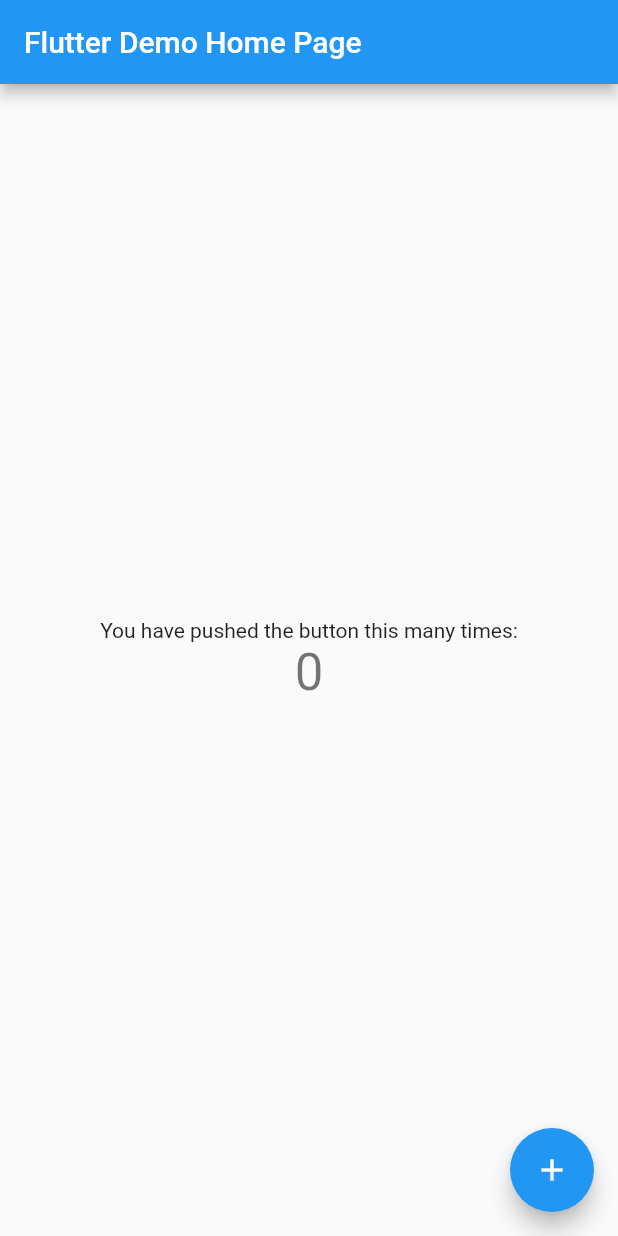
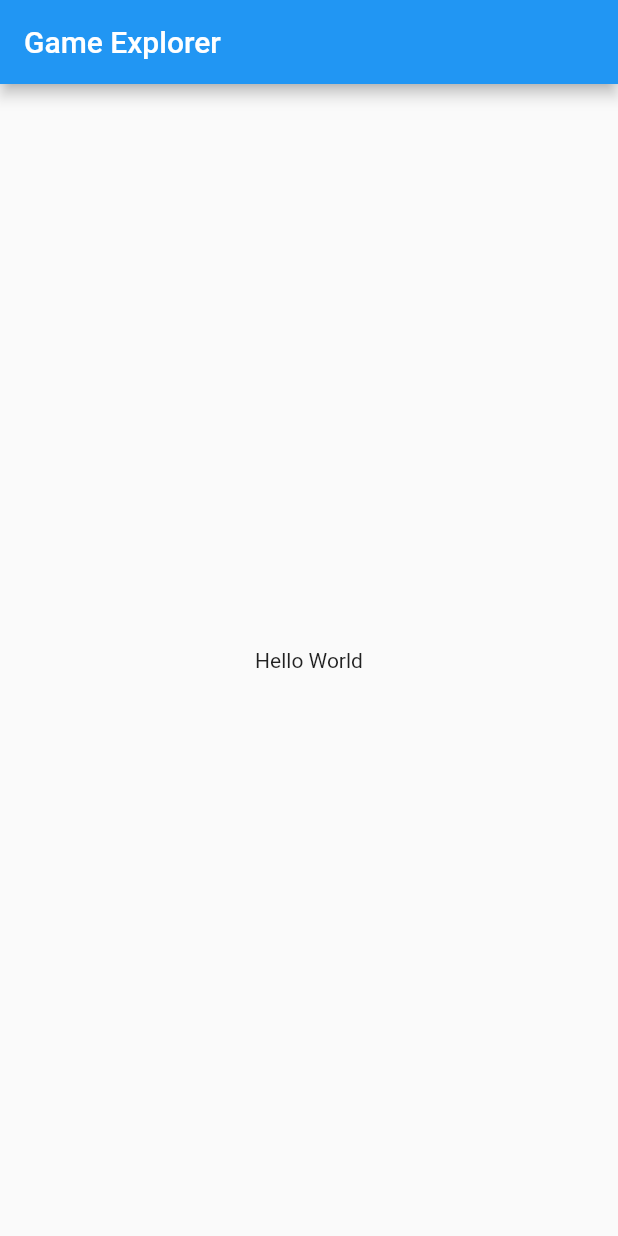
Before and after one commit to game-explorer-2020/game-explorer-flutter, a Flutter app: the screen it shows after launch, on a phone screen of 412 x 824 dp. Run offline on Flutter 3.47's test engine with Material 2 defaults, Android fonts, the phone set to English and light mode, and no system bars.

Commit message:
chore: project structure

```diff
--- a/lib/main.dart
+++ b/lib/main.dart
@@ -1,117 +1,18 @@
 import 'package:flutter/material.dart';
 
-void main() {
-  runApp(MyApp());
-}
+void main() => runApp(GameExplorer());
 
-class MyApp extends StatelessWidget {
-  // This widget is the root of your application.
+class GameExplorer extends StatelessWidget {
   @override
   Widget build(BuildContext context) {
     return MaterialApp(
-      title: 'Flutter Demo',
-      theme: ThemeData(
-        // This is the theme of your application.
-        //
-        // Try running your application with "flutter run". You'll see the
-        // application has a blue toolbar. Then, without quitting the app, try
-        // changing the primarySwatch below to Colors.green and then invoke
-        // "hot reload" (press "r" in the console where you ran "flutter run",
-        // or simply save your changes to "hot reload" in a Flutter IDE).
-        // Notice that the counter didn't reset back to zero; the application
-        // is not restarted.
-        primarySwatch: Colors.blue,
-        // This makes the visual density adapt to the platform that you run
-        // the app on. For desktop platforms, the controls will be smaller and
-        // closer together (more dense) than on mobile platforms.
-        visualDensity: VisualDensity.adaptivePlatformDensity,
-      ),
-      home: MyHomePage(title: 'Flutter Demo Home Page'),
-    );
+        title: 'Game Explorer',
+        home: Scaffold(
+            appBar: AppBar(
+              title: Text('Game Explorer'),
+            ),
+            body: Center(
+              child: Text('Hello World'),
+            )));
   }
 }
-
-class MyHomePage extends StatefulWidget {
-  MyHomePage({Key key, this.title}) : super(key: key);
-
-  // This widget is the home page of your application. It is stateful, meaning
-  // that it has a State object (defined below) that contains fields that affect
-  // how it looks.
-
-  // This class is the configuration for the state. It holds the values (in this
-  // case the title) provided by the parent (in this case the App widget) and
-  // used by the build method of the State. Fields in a Widget subclass are
-  // always marked "final".
-
-  final String title;
-
-  @override
-  _MyHomePageState createState() => _MyHomePageState();
-}
-
-class _MyHomePageState extends State<MyHomePage> {
-  int _counter = 0;
-
-  void _incrementCounter() {
-    setState(() {
-      // This call to setState tells the Flutter framework that something has
-      // changed in this State, which causes it to rerun the build method below
-      // so that the display can reflect the updated values. If we changed
-      // _counter without calling setState(), then the build method would not be
-      // called again, and so nothing would appear to happen.
-      _counter++;
-    });
-  }
-
-  @override
-  Widget build(BuildContext context) {
-    // This method is rerun every time setState is called, for instance as done
-    // by the _incrementCounter method above.
-    //
-    // The Flutter framework has been optimized to make rerunning build methods
-    // fast, so that you can just rebuild anything that needs updating rather
-    // than having to individually change instances of widgets.
-    return Scaffold(
-      appBar: AppBar(
-        // Here we take the value from the MyHomePage object that was created by
-        // the App.build method, and use it to set our appbar title.
-        title: Text(widget.title),
-      ),
-      body: Center(
-        // Center is a layout widget. It takes a single child and positions it
-        // in the middle of the parent.
-        child: Column(
-          // Column is also a layout widget. It takes a list of children and
-          // arranges them vertically. By default, it sizes itself to fit its
-          // children horizontally, and tries to be as tall as its parent.
-          //
-          // Invoke "debug painting" (press "p" in the console, choose the
-          // "Toggle Debug Paint" action from the Flutter Inspector in Android
-          // Studio, or the "Toggle Debug Paint" command in Visual Studio Code)
-          // to see the wireframe for each widget.
-          //
-          // Column has various properties to control how it sizes itself and
-          // how it positions its children. Here we use mainAxisAlignment to
-          // center the children vertically; the main axis here is the vertical
-          // axis because Columns are vertical (the cross axis would be
-          // horizontal).
-          mainAxisAlignment: MainAxisAlignment.center,
-          children: <Widget>[
-            Text(
-              'You have pushed the button this many times:',
-            ),
-            Text(
-              '$_counter',
-              style: Theme.of(context).textTheme.headline4,
-            ),
-          ],
-        ),
-      ),
-      floatingActionButton: FloatingActionButton(
-        onPressed: _incrementCounter,
-        tooltip: 'Increment',
-        child: Icon(Icons.add),
-      ), // This trailing comma makes auto-formatting nicer for build methods.
-    );
-  }
-}
```
Also changed, not shown: pubspec.yaml (+1 -57 lines), lib/screens/game_details/game_details.dart (added), lib/screens/game_list/game_list.dart (added), lib/screens/home/home.dart (added), lib/screens/news_details/news_details.dart (added), lib/screens/news_list/news_list.dart (added), 11 other files.
